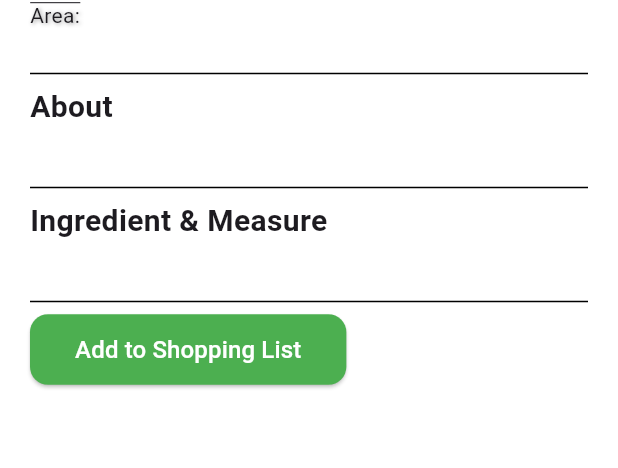
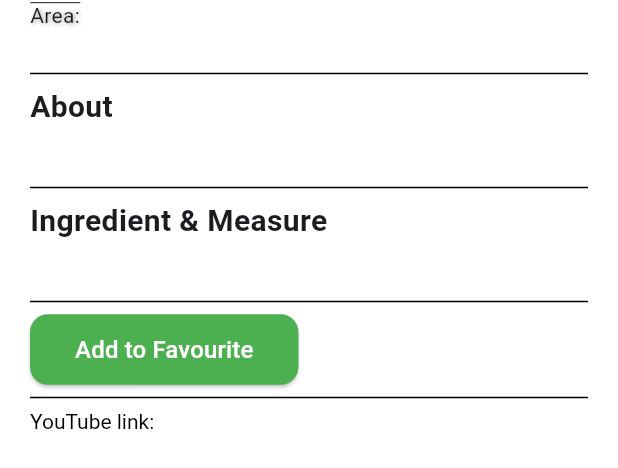
Before and after one commit to Siranosian99/prepPal, a Flutter app: the ContainerDetailed widget shown alone on an empty page, opened directly with empty values, on a phone screen of 412 x 824 dp. Shown: the top 468 px of the screen. Run offline on Flutter 3.47's test engine with Material 3 defaults, Android fonts, the phone set to English and light mode, and no system bars; our stand-ins replace bloc, dio, flutter_bloc, font_awesome_flutter, go_router, google_fonts and 1 more; network calls fail; statements that could not run were skipped.

Commit message:
work in link

```diff
--- a/lib/presentation/screens/detailed_item_screen.dart
+++ b/lib/presentation/screens/detailed_item_screen.dart
@@ -99,6 +99,7 @@ class _DetailedItemScreenState extends State<DetailedItemScreen>
 
                     // Main container below image
                     ContainerDetailed(
+                      link:meals[0].strYoutube ??'There is No Link',
                       ingredinet:
                           meals[0].strIngredient?.join('') ??
                           "No ingredients available",
--- a/lib/presentation/widgets/container_detailed.dart
+++ b/lib/presentation/widgets/container_detailed.dart
@@ -1,18 +1,22 @@
+import 'package:flutter/gestures.dart';
 import 'package:flutter/material.dart';
+import 'package:preppal/utilites/url_open.dart';
 
 import '../../consts/texts.dart';
 
-class ContainerDetailed extends StatelessWidget {
+class ContainerDetailed extends StatelessWidget with urlLunch {
   String about;
   String tags;
   String country;
   String ingredinet;
+  String link;
    ContainerDetailed({
     super.key,
     required this.about,
      required this.tags,
      required this.country,
      required this.ingredinet,
+     required this.link,
   });
 
 
@@ -87,10 +91,27 @@ class ContainerDetailed extends StatelessWidget {
                   ),
                 ),
                 child: const Text(
-                  'Add to Shopping List',
+                  'Add to Favourite',
                   style: TextStyle(fontSize: 16),
                 ),
               ),
+              Divider(color:Colors.black,),
+          RichText(
+            text: TextSpan(
+              style: TextStyle(color: Colors.black),
+              children: [
+                TextSpan(text: "YouTube link: "),
+                TextSpan(
+                  text: link,
+                  style: TextStyle(
+                    color: Colors.blue,
+                    decoration: TextDecoration.underline,
+                  ),
+                  recognizer: TapGestureRecognizer()..onTap = launchInBrowser(),
+                ),
+              ],
+            ),
+          ),
             ],
           ),
         )
--- a/lib/routes.dart
+++ b/lib/routes.dart
@@ -64,6 +64,7 @@ final GoRouter router = GoRouter(
               mealName: extra?['mealName'],
               imgLink: extra?['imgLink'],
               mealId: extra?['mealId'],
+
             ),);
           },
         ),
--- a/lib/service/repository.dart
+++ b/lib/service/repository.dart
@@ -1,8 +1,7 @@
 import 'package:preppal/service/data/api_service.dart';
+import 'package:preppal/service/model/meal_cat_model.dart';
 import 'package:preppal/service/model/meals_by_cat.dart';
 import 'package:preppal/service/model/meals_by_id.dart';
-
-import 'model/meal_cat_model.dart';
 
 class PrepPalRepository {
   final ApiService apiService;
@@ -12,12 +11,15 @@ class PrepPalRepository {
   Future<List<MealsCat>?> CatCall() async {
     return await apiService.CatCall();
   }
+
   Future<List<MealsbyCat>?> InsideCat(String category) async {
     return await apiService.CallByCatInsdie(category);
   }
+
   Future<List<MealsById>?> MealbyId(String category) async {
     return await apiService.GetMealsById(category);
   }
+
   Future<List<MealsById>?> RandomMeal() async {
     return await apiService.GetRandomMeal();
   }
--- a/pubspec.yaml
+++ b/pubspec.yaml
@@ -41,6 +41,7 @@ dependencies:
   flutter_bloc: ^9.1.1
   bloc: ^9.0.0
   lottie: ^3.3.1
+  url_launcher: ^6.3.2
 
 dev_dependencies:
   flutter_test:
```
Also changed, not shown: lib/buisnes_logic/prep_pal_cubit.dart (+7 -6 lines), lib/buisnes_logic/prep_pal_state.dart (+7 -5 lines), lib/presentation/screens/home_screen.dart (+51 -22 lines), lib/presentation/test.dart (added, +69 -0 lines), lib/utilites/url_open.dart (added, +13 -0 lines), pubspec.lock, 5 other files.
